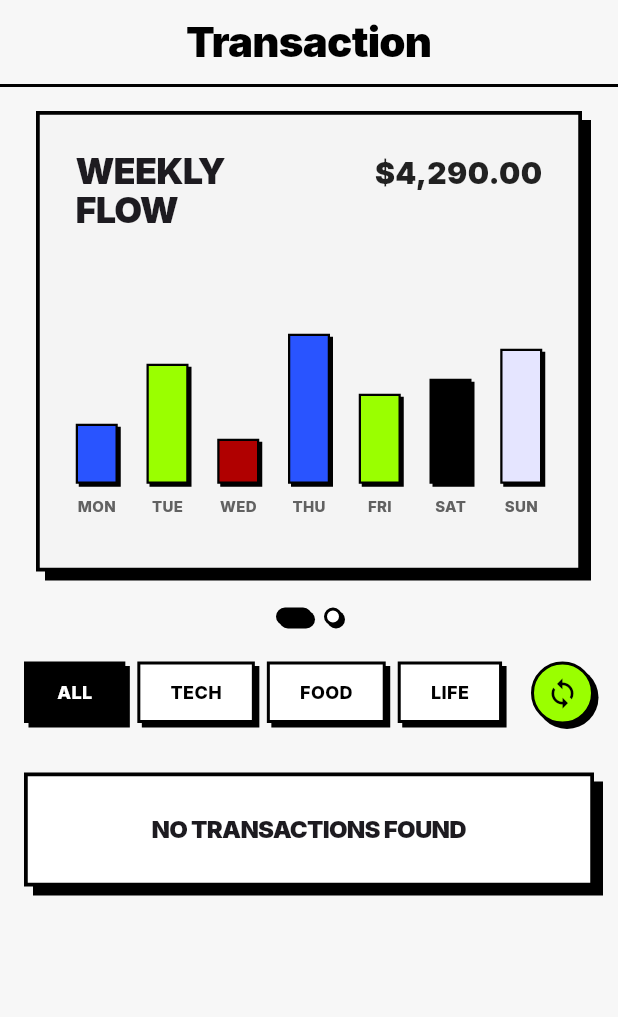
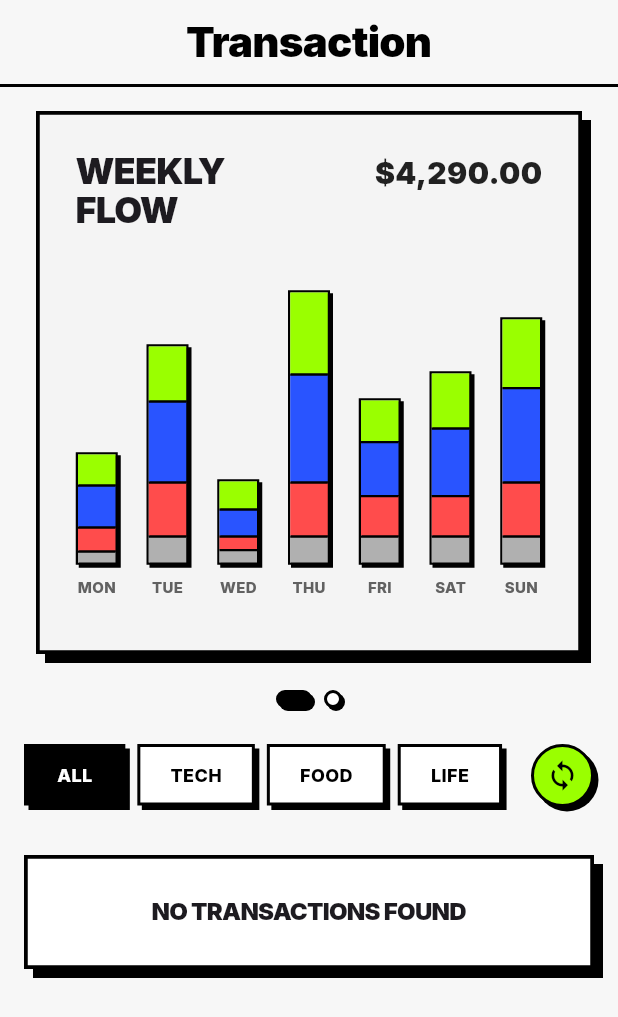
Before and after one commit to Atharvanair09/Sub-Zero, a Flutter app: the GoalsPage screen opened directly, on a phone screen of 412 x 824 dp. Shown: the top 1017 px of the screen. Run offline on Flutter 3.47's test engine with Material 3 defaults, Android fonts, the phone set to English and light mode, and no system bars; our stand-ins replace fl_chart, google_fonts, google_sign_in, loading_animation_widget, shared_preferences; accounts and stored records are empty.

Commit message:
version 5.29.0

```diff
--- a/mobile/subzero/lib/goals_page.dart
+++ b/mobile/subzero/lib/goals_page.dart
@@ -348,7 +348,7 @@ class _GoalsPageState extends State<GoalsPage> with WidgetsBindingObserver {
               children: [
                 // Graphs PageView
                 SizedBox(
-                  height: 315,
+                  height: 370,
                   child: PageView(
                     controller: _graphPageController,
                     onPageChanged: (index) {
@@ -389,21 +389,21 @@ class _GoalsPageState extends State<GoalsPage> with WidgetsBindingObserver {
                                 ),
                               ],
                             ),
-                            const SizedBox(height: 32),
+                            const SizedBox(height: 6),
                             // Bar Chart
                             SizedBox(
-                              height: 160,
+                              height: 240,
                               child: Row(
                                 crossAxisAlignment: CrossAxisAlignment.end,
                                 mainAxisAlignment: MainAxisAlignment.spaceBetween,
                                 children: [
-                                  _buildChartColumn('MON', 40, const Color(0xFF2954FF)),
-                                  _buildChartColumn('TUE', 80, const Color(0xFF9AFF00)),
-                                  _buildChartColumn('WED', 30, const Color(0xFFB00000)),
-                                  _buildChartColumn('THU', 100, const Color(0xFF2954FF)),
-                                  _buildChartColumn('FRI', 60, const Color(0xFF9AFF00)),
-                                  _buildChartColumn('SAT', 70, Colors.black),
-                                  _buildChartColumn('SUN', 90, const Color(0xFFE5E5FF)),
+                                  _buildDividedChartColumn('MON', [20, 28, 16, 8]),
+                                  _buildDividedChartColumn('TUE', [36, 54, 36, 18]),
+                                  _buildDividedChartColumn('WED', [18, 18, 9, 9]),
+                                  _buildDividedChartColumn('THU', [54, 72, 36, 18]),
+                                  _buildDividedChartColumn('FRI', [27, 36, 27, 18]),
+                                  _buildDividedChartColumn('SAT', [36, 45, 27, 18]),
+                                  _buildDividedChartColumn('SUN', [45, 63, 36, 18]),
                                 ],
                               ),
                             ),
@@ -621,6 +621,56 @@ class _GoalsPageState extends State<GoalsPage> with WidgetsBindingObserver {
                 offset: Offset(2, 2),
               ),
             ],
+          ),
+        ),
+        const SizedBox(height: 8),
+        Text(
+          label,
+          style: GoogleFonts.inter(
+            fontWeight: FontWeight.w800,
+            fontSize: 10,
+            color: Colors.grey[700],
+          ),
+        ),
+      ],
+    );
+  }
+
+  Widget _buildDividedChartColumn(String label, List<double> heights) {
+    final colors = [
+      const Color(0xFF9AFF00), // Green
+      const Color(0xFF2954FF), // Blue
+      const Color(0xFFFF4C4C), // Red
+      const Color(0xFFB0B0B0), // Grey
+    ];
+
+    return Column(
+      mainAxisAlignment: MainAxisAlignment.end,
+      children: [
+        Container(
+          width: 28,
+          decoration: BoxDecoration(
+            border: Border.all(color: Colors.black, width: 1.5),
+            boxShadow: const [
+              BoxShadow(
+                color: Colors.black,
+                offset: Offset(2, 2),
+              ),
+            ],
+          ),
+          child: Column(
+            mainAxisSize: MainAxisSize.min,
+            mainAxisAlignment: MainAxisAlignment.end,
+            children: List.generate(heights.length, (index) {
+              return Container(
+                width: double.infinity,
+                height: heights[index],
+                decoration: BoxDecoration(
+                  color: colors[index % colors.length],
+                  border: index == 0 ? null : const Border(top: BorderSide(color: Colors.black, width: 1.5)),
+                ),
+              );
+            }),
           ),
         ),
         const SizedBox(height: 8),
```
